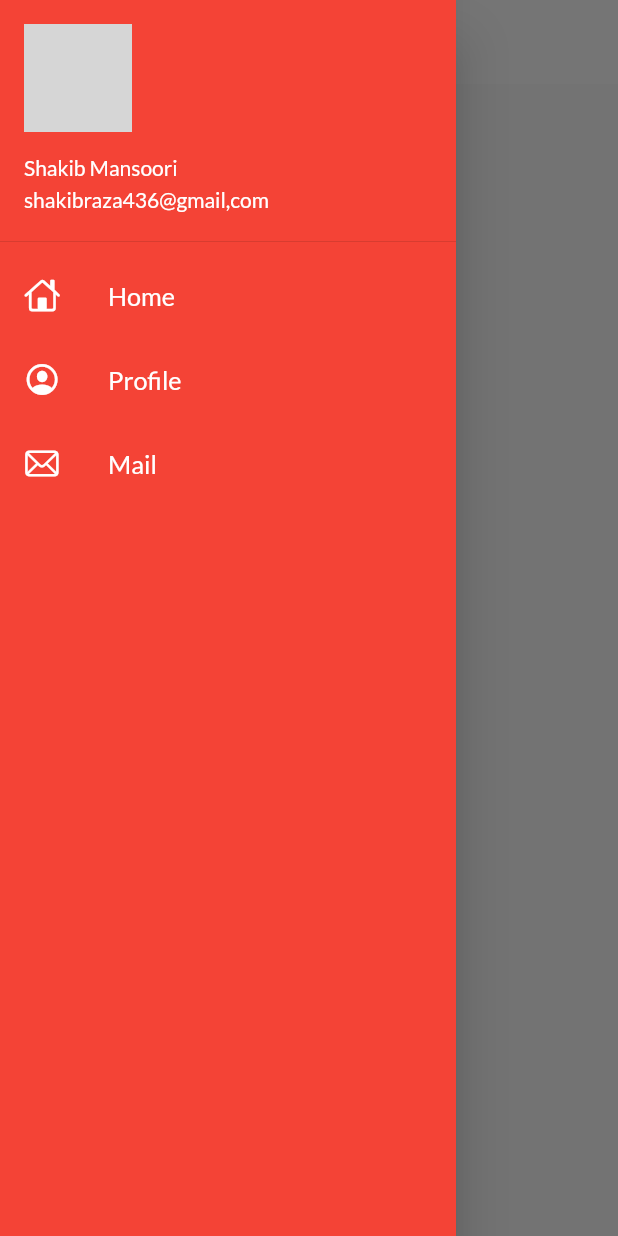
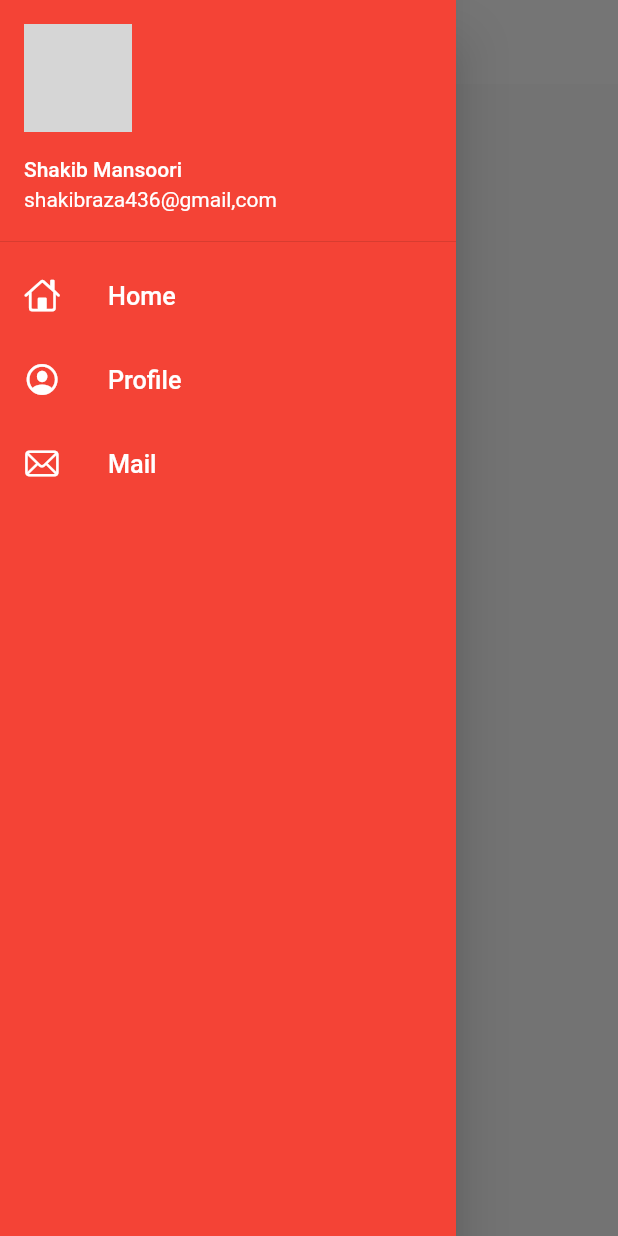
Before and after one commit to shakivhussain/FlutterApp, a Flutter app: the screen it shows after launch, with the side drawer open, on a phone screen of 412 x 824 dp. Run offline on Flutter 3.47's test engine with Material 2 defaults, Android fonts, the phone set to English and light mode, and no system bars; our stand-ins replace google_fonts; network calls fail; grey boxes are pictures that could not be loaded.

Commit message:
best way setting theme

```diff
--- a/lib/main.dart
+++ b/lib/main.dart
@@ -2,6 +2,7 @@ import 'package:flutter/material.dart';
 import 'package:flutter_application_1/pages/home_page.dart';
 import 'package:flutter_application_1/pages/login_page.dart';
 import 'package:flutter_application_1/utills/routes.dart';
+import 'package:flutter_application_1/widgets/theme/MyThemes.dart';
 import 'package:google_fonts/google_fonts.dart';
 
 void main(List<String> args) {
@@ -18,21 +19,8 @@ class MyApp extends StatelessWidget {
       themeMode: ThemeMode.light,
       debugShowCheckedModeBanner:
           false, // will remove the denug text from the corner side
-      theme: ThemeData(
-          appBarTheme: AppBarTheme(
-            color: Colors.white,
-            elevation: 0,
-            iconTheme: IconThemeData(color: Colors.black),
-            toolbarTextStyle: Theme.of(context).textTheme.bodyText2,
-            titleTextStyle: Theme.of(context).textTheme.headline6,
-          ),
-          primarySwatch: Colors.deepOrange,
-          fontFamily: GoogleFonts.lato().fontFamily),
-
-      darkTheme: ThemeData(
-        brightness: Brightness.dark,
-      ),
-
+      theme: MyTheme.lightTheme(context),
+      darkTheme: MyTheme.darkTheme(context),
       initialRoute: MyRoutes.homeRoutes, // set custom page
       routes: {
         "/": (context) => LoginPage(), // default route ( intent )
--- /dev/null
+++ b/lib/widgets/theme/MyThemes.dart
@@ -0,0 +1,17 @@
+import 'package:flutter/material.dart';
+
+class MyTheme {
+  static ThemeData lightTheme(BuildContext context) => ThemeData(
+        appBarTheme: AppBarTheme(
+          color: Colors.white,
+          elevation: 0,
+          iconTheme: IconThemeData(color: Colors.black),
+          toolbarTextStyle: Theme.of(context).textTheme.bodyText2,
+          titleTextStyle: Theme.of(context).textTheme.headline6,
+        ),
+      );
+
+  static ThemeData darkTheme(BuildContext context) => ThemeData(
+        brightness: Brightness.dark,
+      );
+}
```
